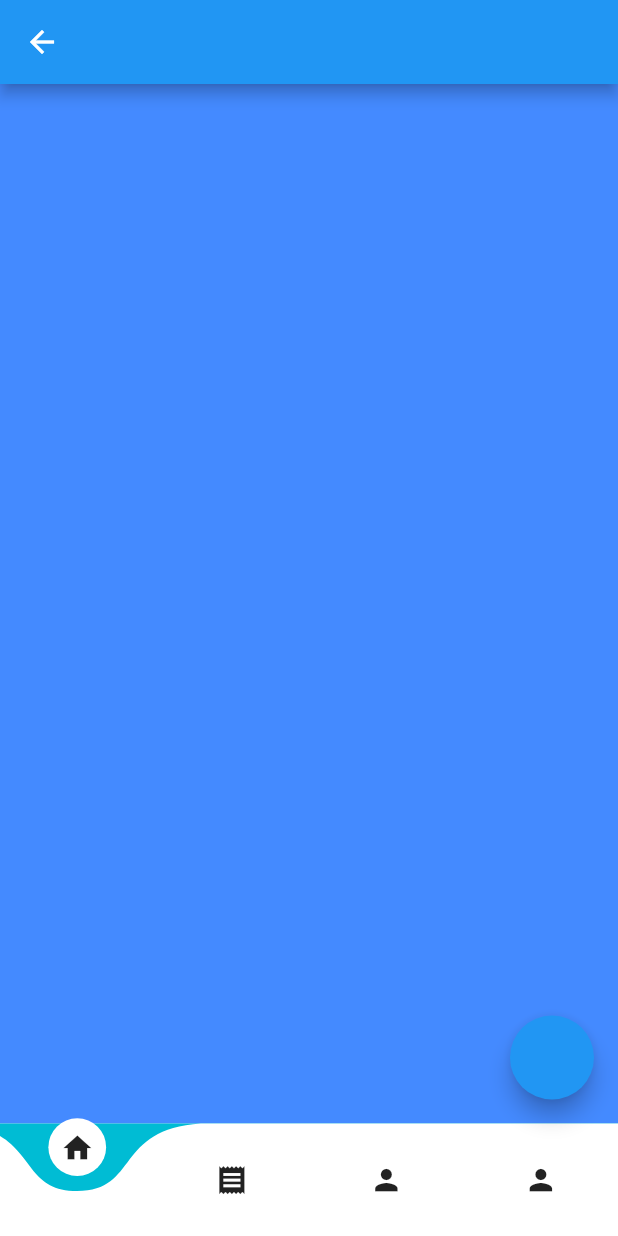
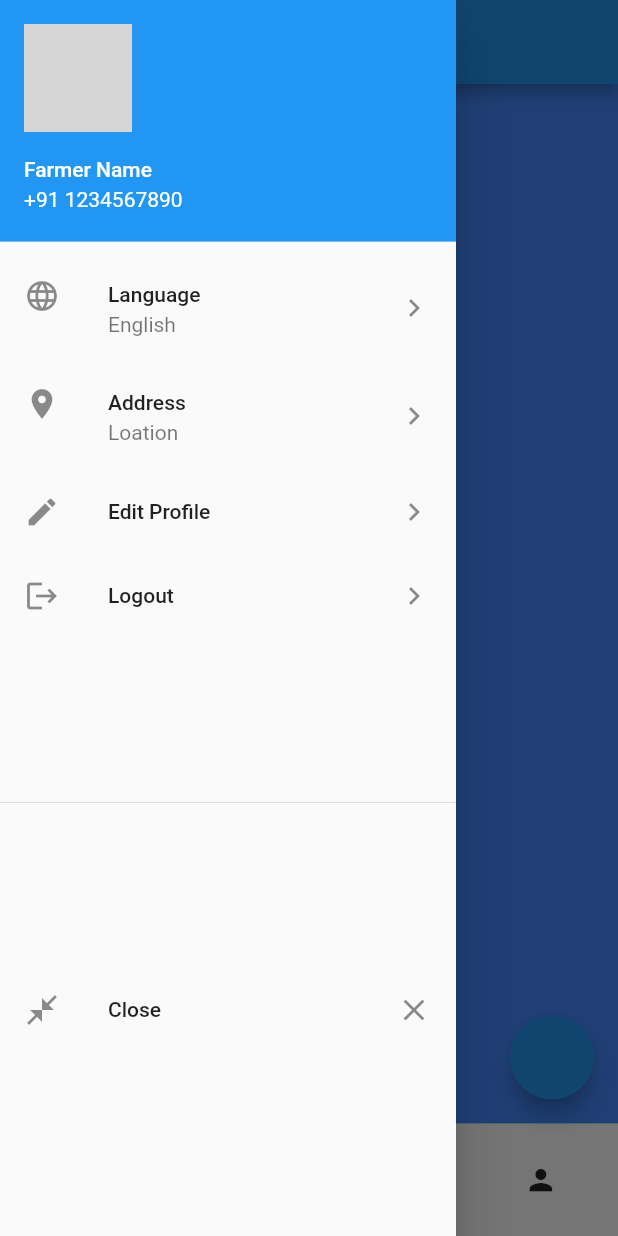
Before and after one commit to Mananvanawat/KisanMitra, a Flutter app: the FarmerHome screen opened directly, with the side drawer open (before the commit the screen has no drawer), on a phone screen of 412 x 824 dp. Run offline on Flutter 3.47's test engine with Material 2 defaults, Android fonts, the phone set to English and light mode, and no system bars; drawn by our look-alikes of curved_navigation_bar; our stand-ins replace geolocator; network calls fail; grey boxes are pictures that could not be loaded.

```diff
--- a/lib/farmer_home.dart
+++ b/lib/farmer_home.dart
@@ -1,5 +1,8 @@
 import 'package:curved_navigation_bar/curved_navigation_bar.dart';
 import 'package:flutter/material.dart';
+import 'package:kisan_mitra1/editprofile.dart';
+import 'package:kisan_mitra1/login.dart';
+
 
 class FarmerHome extends StatefulWidget {
   @override
@@ -7,6 +10,7 @@ class FarmerHome extends StatefulWidget {
 }
 
 class _FarmerHomeState extends State<FarmerHome> {
+
   @override
   Widget build(BuildContext context) {
     return Scaffold(
@@ -24,9 +28,117 @@ class _FarmerHomeState extends State<FarmerHome> {
         ],
         onTap: (index) {
           //Handle button tap
+
         },
+      ),
+      drawer: Drawer(
+        child: ListView(
+          children: <Widget>[
+            UserAccountsDrawerHeader(
+              accountName: Text("Farmer Name"),
+              accountEmail: Text("+91 1234567890"),
+              currentAccountPicture: CircleAvatar(
+//                child: Text('You'),
+                radius: 30,
+                backgroundImage: NetworkImage(
+                    "https://thumbs.dreamstime.com/z/default-avatar-profile-image-vector-social-media-user-icon-potrait-182347582.jpg"),
+                backgroundColor: Colors.transparent,
+              ),
+            ),
+            ListTile(
+              title: Text(
+                'Language',
+                textDirection: TextDirection.ltr,
+              ),
+//              subtitle: Text("English"),
+              leading: Icon(Icons.language),
+              trailing: Icon(Icons.keyboard_arrow_right),
+              onTap: () async {
+                final Language langName = await _asyncSimpleDialog(context);
+                print("Selected Language is $langName");
+              },
+              subtitle: Text("English"),
+            ),
+            ListTile(
+              title: Text(
+                'Address',
+                textDirection: TextDirection.ltr,
+              ),
+              subtitle: Text("Loation"),
+              leading: Icon(Icons.location_on),
+              trailing: Icon(Icons.keyboard_arrow_right),
+              onTap: () {},
+            ),
+            ListTile(
+              title: Text(
+                'Edit Profile',
+                textDirection: TextDirection.ltr,
+              ),
+              leading: Icon(Icons.edit),
+              trailing: Icon(Icons.keyboard_arrow_right),
+              onTap: () {
+                Navigator.push(
+                  context,
+                  MaterialPageRoute(builder: (context) => EditProfile()),
+                );
+              },
+            ),
+            ListTile(
+              title: Text(
+                'Logout',
+                textDirection: TextDirection.ltr,
+              ),
+              leading: Icon(Icons.logout),
+              trailing: Icon(Icons.keyboard_arrow_right),
+              onTap: () {
+                Navigator.push(
+                  context,
+                  MaterialPageRoute(builder: (context) => Login()),
+                );
+              },
+            ),
+            Divider(
+              height: 220.0,
+            ),
+            ListTile(
+              title: Text(
+                'Close',
+                textDirection: TextDirection.ltr,
+              ),
+              leading: Icon(Icons.close_fullscreen),
+              trailing: Icon(Icons.close),
+              onTap: () => Navigator.of(context).pop(),
+            ),
+          ],
+        ),
       ),
       body: Container(color: Colors.blueAccent),
     );
   }
 }
+  enum Language { English, Hindi }
+
+Future<Language> _asyncSimpleDialog(BuildContext context) async {
+  return await showDialog<Language>(
+      context: context,
+      barrierDismissible: true,
+      builder: (BuildContext context) {
+        return SimpleDialog(
+          title: const Text('Select Language '),
+          children: <Widget>[
+            SimpleDialogOption(
+              onPressed: () {
+                Navigator.pop(context, Language.English);
+              },
+              child: const Text('English'),
+            ),
+            SimpleDialogOption(
+              onPressed: () {
+                Navigator.pop(context, Language.Hindi);
+              },
+              child: const Text('Hindi'),
+            ),
+          ],
+        );
+      });
+}
--- a/lib/main.dart
+++ b/lib/main.dart
@@ -1,4 +1,5 @@
 import 'package:flutter/material.dart';
+import 'package:kisan_mitra1/splashscreen.dart';
 import 'login.dart';
 void main() {
   runApp(MyApp());
@@ -15,9 +16,7 @@ class MyApp extends StatelessWidget {
         primarySwatch: Colors.blue,
         visualDensity: VisualDensity.adaptivePlatformDensity,
       ),
-      home: SafeArea(
-        child: Login(
-        ),
+      home: SplashScreen(
       ),
     );
   }
--- a/pubspec.yaml
+++ b/pubspec.yaml
@@ -45,8 +45,8 @@ flutter:
   uses-material-design: true
 
   # To add assets to your application, add an assets section, like this:
-  # assets:
-  #   - images/a_dot_burr.jpeg
+  assets:
+     - assets/logo.jpeg
   #   - images/a_dot_ham.jpeg
 
   # An image asset can refer to one or more resolution-specific "variants", see
```
Also changed, not shown: lib/editprofile.dart (added, +169 -0 lines), lib/login.dart (+9 -12 lines), lib/splashscreen.dart (added, +68 -0 lines), assets/logo.jpeg (added).
